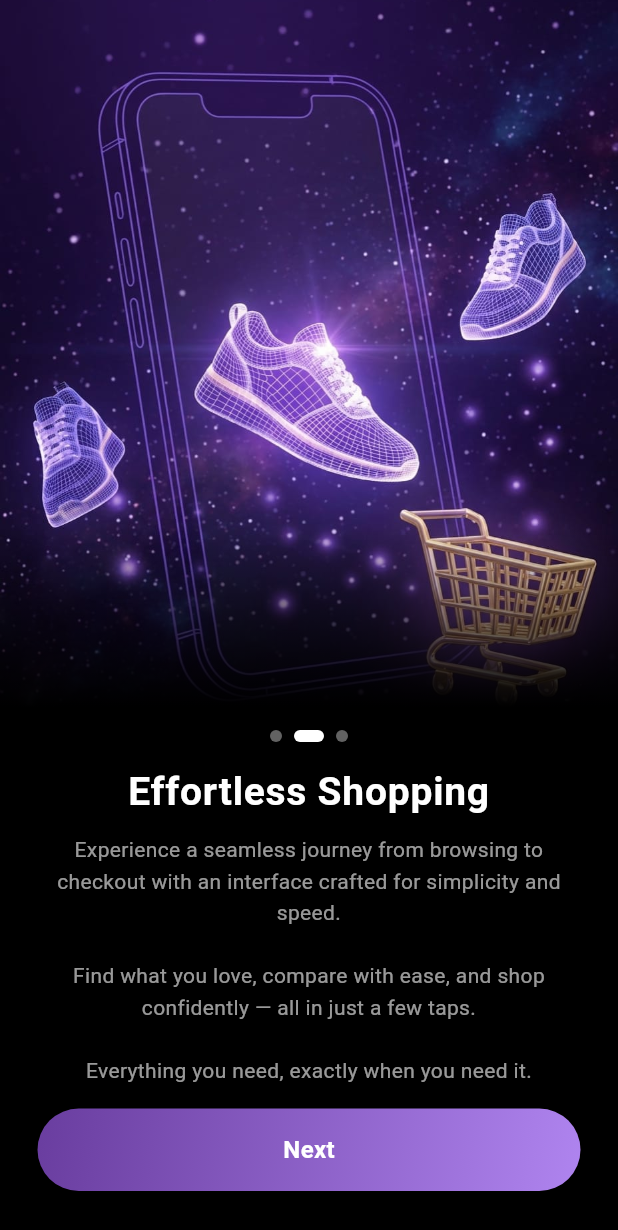
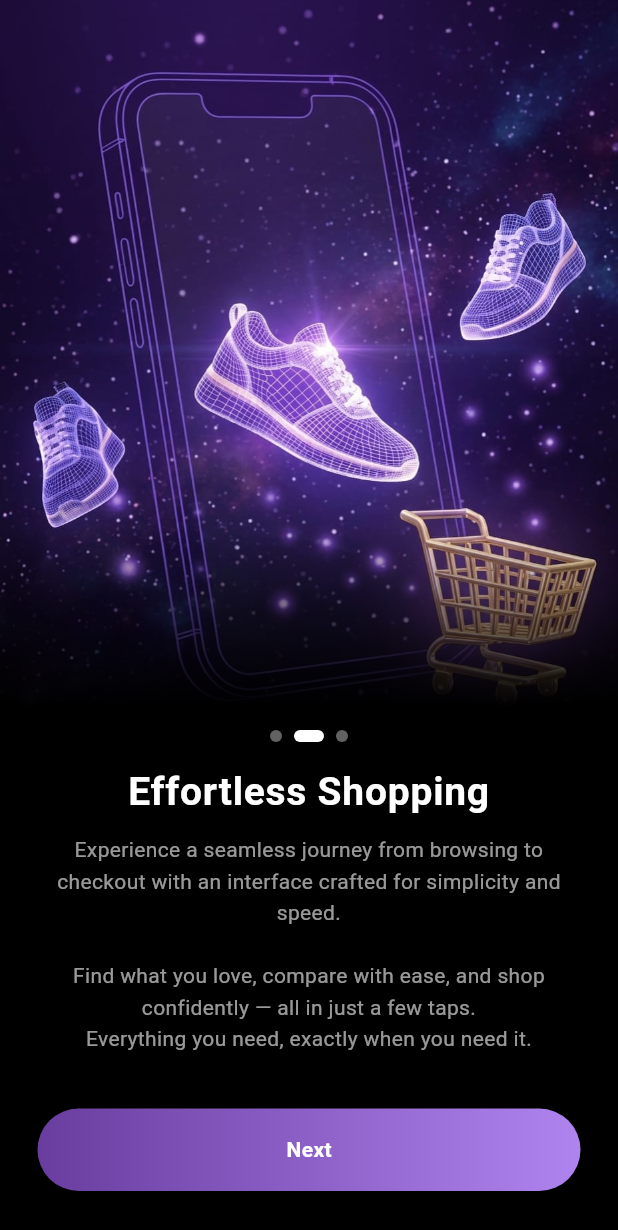
Before and after one commit to poeagetechnology/PoeageHubUserInterface, a Flutter app: the screen it shows after launch, swiped to page 2, on a phone screen of 412 x 824 dp. Shown: the top 1230 px of the screen. Run offline on Flutter 3.47's test engine with Material 3 defaults, Android fonts, the phone set to English and light mode, and no system bars; our stand-ins replace cloud_firestore, firebase_auth, firebase_core, flutter_riverpod, google_sign_in, shared_preferences and 1 more; accounts and stored records are empty.

Commit message:
12th commit

```diff
--- a/lib/screens/auth/login_screen.dart
+++ b/lib/screens/auth/login_screen.dart
@@ -232,7 +232,8 @@ class _LoginScreenState extends State<LoginScreen> {
                   ///  LOGIN BUTTON (Purple Gradient)
                   PrimaryButton(
                     text: "Login",
-                    onTap: isLoading ? () {} : loginUser,
+                    isLoading: isLoading,
+                    onTap: loginUser,
                   ),
 
                   const SizedBox(height: 20),
--- a/lib/screens/home/all_products_screen.dart
+++ b/lib/screens/home/all_products_screen.dart
@@ -15,7 +15,7 @@ class AllProductsScreen extends ConsumerWidget {
       backgroundColor: const Color(0xFF0D0D0D),
 
       appBar: AppBar(
-        backgroundColor: const Color(0xFF111111),
+        backgroundColor: const Color(0xFFF3E6E6),
         title: const Text("All Products"),
       ),
 
--- a/lib/screens/onboarding/onboarding_screen.dart
+++ b/lib/screens/onboarding/onboarding_screen.dart
@@ -23,7 +23,7 @@ class _OnboardingScreenState extends State<OnboardingScreen> {
     OnboardingModel(
       title: "Effortless Shopping",
       subtitle:
-      "Experience a seamless journey from browsing to checkout with an interface crafted for simplicity and speed.\n\nFind what you love, compare with ease, and shop confidently — all in just a few taps.\n\nEverything you need, exactly when you need it.",
+      "Experience a seamless journey from browsing to checkout with an interface crafted for simplicity and speed.\n\nFind what you love, compare with ease, and shop confidently — all in just a few taps.\nEverything you need, exactly when you need it.",
       image: "assets/onboard/onboard2.jpeg",
     ),
     OnboardingModel(
--- a/lib/widgets/primary_button.dart
+++ b/lib/widgets/primary_button.dart
@@ -3,17 +3,19 @@ import 'package:flutter/material.dart';
 class PrimaryButton extends StatelessWidget {
   final String text;
   final VoidCallback onTap;
+  final bool isLoading;
 
   const PrimaryButton({
     super.key,
     required this.text,
     required this.onTap,
+    this.isLoading = false,
   });
 
   @override
   Widget build(BuildContext context) {
     return InkWell(
-      onTap: onTap,
+      onTap: isLoading ? null : onTap,
       borderRadius: BorderRadius.circular(30),
       child: Container(
         height: 55,
@@ -22,19 +24,25 @@ class PrimaryButton extends StatelessWidget {
           borderRadius: BorderRadius.circular(30),
           gradient: const LinearGradient(
             colors: [
-              Color(0xFF693D9F), // 🔥 your onboarding color
+              Color(0xFF693D9F),
               Color(0xFFAF84EF),
             ],
-            begin: Alignment.topLeft,
-            end: Alignment.bottomRight,
           ),
         ),
         child: Center(
-          child: Text(
+          child: isLoading
+              ? const SizedBox(
+            height: 20,
+            width: 20,
+            child: CircularProgressIndicator(
+              color: Colors.white,
+              strokeWidth: 2,
+            ),
+          )
+              : Text(
             text,
             style: const TextStyle(
               color: Colors.white,
-              fontSize: 16,
               fontWeight: FontWeight.bold,
             ),
           ),
```
